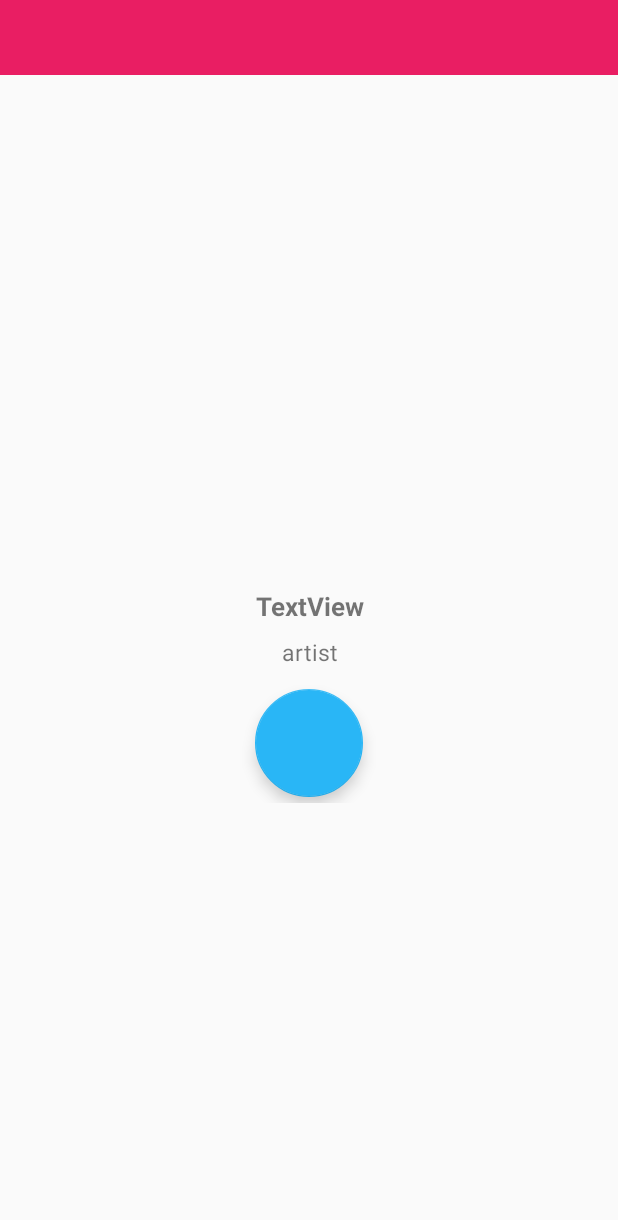
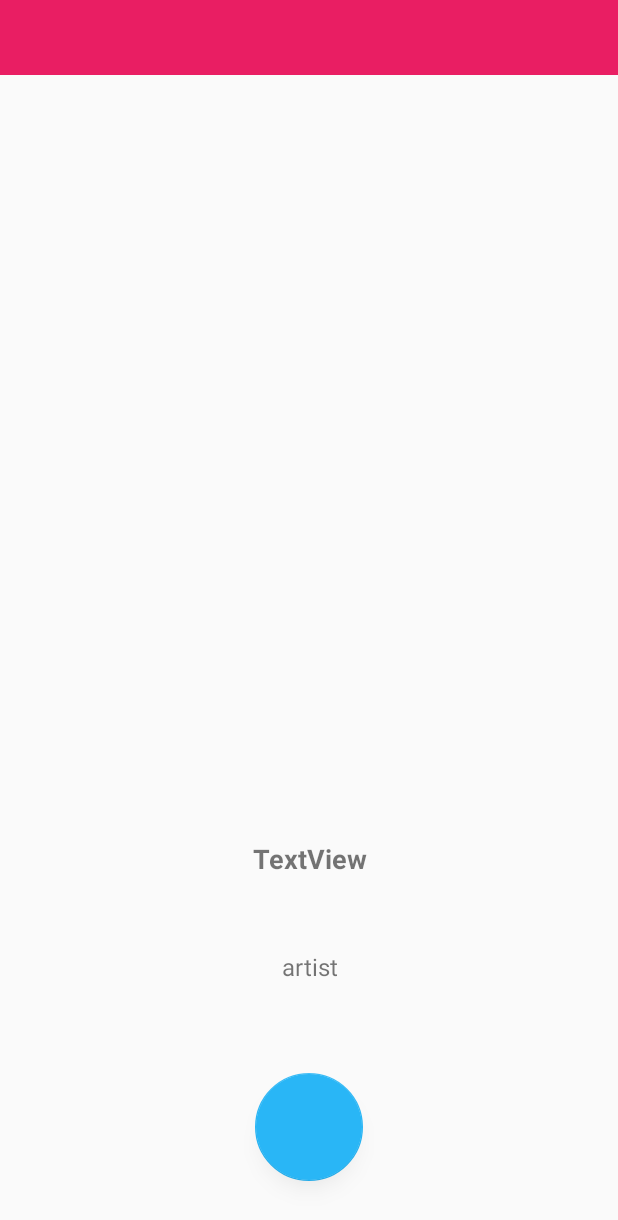
Before and after one commit to sshun04/MusicPro, an Android app: the layout activity_track_detail.xml on its own in the app's theme, with its tools: preview values and no code run, on a phone screen of 412 x 824 dp. Shown: the top 1220 px of the screen. Run offline under Robolectric (Android 15) with nearby library versions, the phone set to English and light mode, and no system bars.

Commit message:
fixed activity_track_detail

```diff
--- a/app/src/main/res/layout/activity_track_detail.xml
+++ b/app/src/main/res/layout/activity_track_detail.xml
@@ -18,24 +18,22 @@
 
     </android.support.v7.widget.Toolbar>
 
-    <FrameLayout
+
+    <ImageView
+        android:id="@+id/trackart"
         android:layout_width="match_parent"
-        android:layout_height="330dp">
-
-
-        <ImageView
-            android:id="@+id/trackart"
-            android:layout_width="match_parent"
-            android:layout_height="315dp"
-            android:scaleType="centerCrop"></ImageView>
-
-    </FrameLayout>
+        android:layout_height="0dp"
+        android:scaleType="centerCrop"
+        android:layout_weight="5"
+        android:layout_margin="12dp"
+        ></ImageView>
 
 
     <LinearLayout
         android:layout_width="match_parent"
-        android:layout_height="match_parent"
+        android:layout_height="0dp"
         android:layout_margin="8dp"
+        android:layout_weight="3"
         android:orientation="vertical">
 
         <LinearLayout
@@ -55,8 +53,7 @@
                 android:id="@+id/seekBar"
                 android:layout_width="270dp"
                 android:layout_height="wrap_content"
-                android:layout_weight="1"
-                />
+                android:layout_weight="1" />
 
             <TextView
                 android:id="@+id/textView_duration"
@@ -69,25 +66,27 @@
         <TextView
             android:id="@+id/title"
             android:layout_width="match_parent"
-            android:layout_height="wrap_content"
-            android:layout_marginTop="4dp"
+            android:layout_height="0dp"
+            android:layout_weight="1"
             android:gravity="center"
             android:text="TextView"
-            android:textSize="17sp"
+            android:textSize="18sp"
             android:textStyle="bold" />
 
         <TextView
             android:id="@+id/artist"
             android:layout_width="match_parent"
-            android:layout_height="wrap_content"
+            android:layout_height="0dp"
+            android:layout_weight="1"
             android:layout_marginTop="8dp"
             android:gravity="center"
             android:text="artist"
-            android:textSize="15dp" />
+            android:textSize="16dp" />
 
         <LinearLayout
             android:layout_width="match_parent"
-            android:layout_height="80dp"
+            android:layout_height="0dp"
+            android:layout_weight="2"
             android:layout_marginTop="10dp"
             android:gravity="center"
             android:orientation="horizontal">
@@ -96,7 +95,7 @@
                 android:id="@+id/button_prev"
                 android:layout_width="wrap_content"
                 android:layout_height="wrap_content"
-                android:visibility="gone"/>
+                android:visibility="gone" />
 
             <android.support.design.widget.FloatingActionButton
                 android:id="@+id/button_play"
@@ -110,7 +109,7 @@
                 android:id="@+id/button_next"
                 android:layout_width="wrap_content"
                 android:layout_height="wrap_content"
-                android:visibility="gone"/>
+                android:visibility="gone" />
 
         </LinearLayout>
 
```
